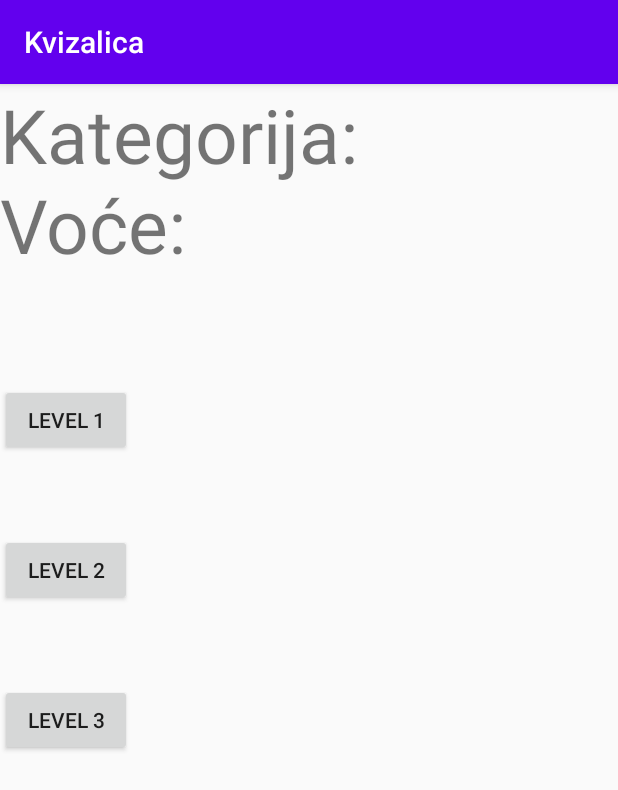
After one commit to LorenaJeger/Kvizalica, an Android app: the fragment VoceLeveliFragment shown on its own in the app's theme, on a phone screen of 412 x 824 dp. The commit adds this screen. Shown: the top 790 px of the screen. Run offline under Robolectric (Android 15) with nearby library versions, the light colour scheme and no system bars; Roboto replaces fonts that are not available here.

Commit message:
Fragmenti, ActionBarIspravljen
Fragmenti,actionBarIspravljen

```diff
--- a/app/build.gradle
+++ b/app/build.gradle
@@ -41,10 +41,12 @@ dependencies {
     implementation 'com.google.android.material:material:1.4.0'
     implementation 'androidx.constraintlayout:constraintlayout:2.1.1'
     implementation 'com.google.android.gms:play-services-maps:17.0.0'
+    implementation 'androidx.legacy:legacy-support-v4:1.0.0'
     testImplementation 'junit:junit:4.+'
     androidTestImplementation 'androidx.test.ext:junit:1.1.3'
     androidTestImplementation 'androidx.test.espresso:espresso-core:3.4.0'
     implementation platform('com.google.firebase:firebase-bom:29.0.0')
     implementation 'com.google.firebase:firebase-database'
     implementation 'com.squareup.picasso:picasso:2.71828'
+
 }
--- a/app/src/main/java/android/unipu/kvizalica/ChooseCategoryActivity.java
+++ b/app/src/main/java/android/unipu/kvizalica/ChooseCategoryActivity.java
@@ -26,7 +26,7 @@ public class ChooseCategoryActivity extends AppCompatActivity {
             @Override
             public void onClick(View v) {
                 // pozivanje aktivnosti ChooseCategory
-                Intent intent = new Intent(ChooseCategoryActivity.this, KvizActivity.class);
+                Intent intent = new Intent(ChooseCategoryActivity.this, VoceActivity.class);
                 startActivity(intent);
             }
         });
--- a/app/src/main/java/android/unipu/kvizalica/MainActivity.java
+++ b/app/src/main/java/android/unipu/kvizalica/MainActivity.java
@@ -6,6 +6,7 @@ import android.content.Intent;
 import android.os.Bundle;
 import android.view.View;
 import android.widget.Button;
+
 
 public class MainActivity extends AppCompatActivity {
 
--- /dev/null
+++ b/app/src/main/java/android/unipu/kvizalica/VoceLeveliFragment.java
@@ -0,0 +1,35 @@
+package android.unipu.kvizalica;
+
+import android.os.Bundle;
+
+import androidx.fragment.app.Fragment;
+import androidx.fragment.app.FragmentTransaction;
+
+import android.view.LayoutInflater;
+import android.view.View;
+import android.view.ViewGroup;
+import android.widget.Button;
+
+
+public class VoceLeveliFragment extends Fragment {
+
+
+
+    @Override
+    public View onCreateView(LayoutInflater inflater, ViewGroup container,
+                             Bundle savedInstanceState) {
+        // Inflate the layout for this fragment
+        View view= inflater.inflate(R.layout.fragment_voce_leveli, container, false);
+        Button voce1Fragment=(Button) view.findViewById(R.id.Voce1);
+
+        voce1Fragment.setOnClickListener(new View.OnClickListener() {
+            @Override
+            public void onClick(View v) {
+                FragmentTransaction fr = getFragmentManager().beginTransaction();
+                fr.replace(R.id.fragmentContainerVoce, new VocePitanjaFragment());
+                fr.commit();
+            }
+        });
+        return view;
+    }
+}
--- /dev/null
+++ b/app/src/main/res/layout/fragment_voce_leveli.xml
@@ -0,0 +1,40 @@
+<?xml version="1.0" encoding="utf-8"?>
+<FrameLayout xmlns:android="http://schemas.android.com/apk/res/android"
+    xmlns:tools="http://schemas.android.com/tools"
+    android:layout_width="match_parent"
+    android:layout_height="match_parent"
+    tools:context=".VoceLeveliFragment">
+<TextView
+    android:layout_width="wrap_content"
+    android:layout_height="wrap_content"
+    android:text="Kategorija: "
+    android:textSize="50dp"/>
+
+    <TextView
+        android:layout_width="wrap_content"
+        android:layout_height="wrap_content"
+        android:text="Voće: "
+        android:textSize="50dp"
+        android:layout_marginTop="60dp"
+        />
+
+    <Button
+        android:layout_width="wrap_content"
+        android:layout_height="wrap_content"
+        android:text="Level 1"
+        android:id="@+id/Voce1"
+        android:layout_marginTop="200dp"/>
+    <Button
+        android:layout_width="wrap_content"
+        android:layout_height="wrap_content"
+        android:text="Level 2"
+        android:id="@+id/Voce2"
+        android:layout_marginTop="300dp"/>
+    <Button
+        android:layout_width="wrap_content"
+        android:layout_height="wrap_content"
+        android:text="Level 3"
+        android:id="@+id/Voce3"
+        android:layout_marginTop="400dp"/>
+
+</FrameLayout>
--- a/app/src/main/res/values/themes.xml
+++ b/app/src/main/res/values/themes.xml
@@ -1,6 +1,6 @@
 <resources xmlns:tools="http://schemas.android.com/tools">
     <!-- Base application theme. -->
-    <style name="Theme.Kvizalica" parent="Theme.AppCompat.Light.NoActionBar">
+    <style name="Theme.Kvizalica" parent="Theme.AppCompat.Light.DarkActionBar">
         <!-- Primary brand color. -->
         <item name="colorPrimary">@color/purple_500</item>
         <item name="colorPrimaryVariant">@color/purple_700</item>
```
Also changed, not shown: app/src/main/java/android/unipu/kvizalica/VoceActivity.java (added, +23 -0 lines), app/src/main/java/android/unipu/kvizalica/VocePitanjaFragment.java (added, +24 -0 lines), app/src/main/res/layout/activity_voce.xml (added, +16 -0 lines), app/src/main/res/layout/fragment_voce_pitanja.xml (added, +16 -0 lines).
